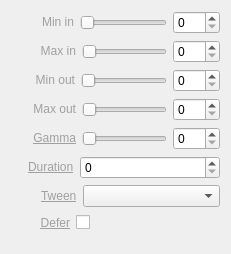
First picture: the form in trunk/Widgets/Inspector/InspectorLevelsWidget.ui, repository cambell-prince/casparcg-client, before the edit.
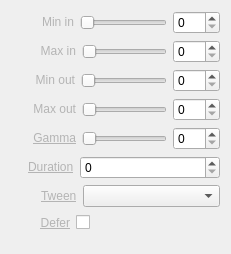
Second picture: the form after the edit.

What changed in the file:
```diff
--- a/trunk/Widgets/Inspector/InspectorLevelsWidget.ui
+++ b/trunk/Widgets/Inspector/InspectorLevelsWidget.ui
@@ -38,7 +38,7 @@
      <item>
       <widget class="QLabel" name="labelMinIn">
        <property name="text">
-        <string>&lt;a href=&quot;Min in&quot; style=&quot;color: #A0A0A0;&quot;&gt;Min in&lt;/a&gt;</string>
+        <string>&lt;a href=&quot;Min in&quot; style=&quot;color: #B4B4B4;&quot;&gt;Min in&lt;/a&gt;</string>
        </property>
        <property name="alignment">
         <set>Qt::AlignRight|Qt::AlignTrailing|Qt::AlignVCenter</set>
@@ -85,7 +85,7 @@
      <item>
       <widget class="QLabel" name="labelMaxIn">
        <property name="text">
-        <string>&lt;a href=&quot;Max in&quot; style=&quot;color: #A0A0A0;&quot;&gt;Max in&lt;/a&gt;</string>
+        <string>&lt;a href=&quot;Max in&quot; style=&quot;color: #B4B4B4;&quot;&gt;Max in&lt;/a&gt;</string>
        </property>
        <property name="alignment">
         <set>Qt::AlignRight|Qt::AlignTrailing|Qt::AlignVCenter</set>
@@ -132,7 +132,7 @@
      <item>
       <widget class="QLabel" name="labelMinOut">
        <property name="text">
-        <string>&lt;a href=&quot;Min out&quot; style=&quot;color: #A0A0A0;&quot;&gt;Min out&lt;/a&gt;</string>
+        <string>&lt;a href=&quot;Min out&quot; style=&quot;color: #B4B4B4;&quot;&gt;Min out&lt;/a&gt;</string>
        </property>
        <property name="alignment">
         <set>Qt::AlignRight|Qt::AlignTrailing|Qt::AlignVCenter</set>
@@ -179,7 +179,7 @@
      <item>
       <widget class="QLabel" name="labelMaxOut">
        <property name="text">
-        <string>&lt;a href=&quot;Max out&quot; style=&quot;color: #A0A0A0;&quot;&gt;Max out&lt;/a&gt;</string>
+        <string>&lt;a href=&quot;Max out&quot; style=&quot;color: #B4B4B4;&quot;&gt;Max out&lt;/a&gt;</string>
        </property>
        <property name="alignment">
         <set>Qt::AlignRight|Qt::AlignTrailing|Qt::AlignVCenter</set>
@@ -226,7 +226,7 @@
      <item>
       <widget class="QLabel" name="labelGamma">
        <property name="text">
-        <string>&lt;a href=&quot;Gamma&quot; style=&quot;color: #A0A0A0;&quot;&gt;Gamma&lt;/a&gt;</string>
+        <string>&lt;a href=&quot;Gamma&quot; style=&quot;color: #B4B4B4;&quot;&gt;Gamma&lt;/a&gt;</string>
        </property>
        <property name="alignment">
         <set>Qt::AlignRight|Qt::AlignTrailing|Qt::AlignVCenter</set>
@@ -273,7 +273,7 @@
      <item>
       <widget class="QLabel" name="labelDuration">
        <property name="text">
-        <string>&lt;a href=&quot;Duration&quot; style=&quot;color: #A0A0A0;&quot;&gt;Duration&lt;/a&gt;</string>
+        <string>&lt;a href=&quot;Duration&quot; style=&quot;color: #B4B4B4;&quot;&gt;Duration&lt;/a&gt;</string>
        </property>
       </widget>
      </item>
@@ -313,7 +313,7 @@
      <item>
       <widget class="QLabel" name="labelEasing">
        <property name="text">
-        <string>&lt;a href=&quot;Tween&quot; style=&quot;color: #A0A0A0;&quot;&gt;Tween&lt;/a&gt;</string>
+        <string>&lt;a href=&quot;Tween&quot; style=&quot;color: #B4B4B4;&quot;&gt;Tween&lt;/a&gt;</string>
        </property>
       </widget>
      </item>
@@ -350,7 +350,7 @@
      <item>
       <widget class="QLabel" name="labelDefer">
        <property name="text">
-        <string>&lt;a href=&quot;Defer&quot; style=&quot;color: #A0A0A0;&quot;&gt;Defer&lt;/a&gt;</string>
+        <string>&lt;a href=&quot;Defer&quot; style=&quot;color: #B4B4B4;&quot;&gt;Defer&lt;/a&gt;</string>
        </property>
        <property name="alignment">
         <set>Qt::AlignRight|Qt::AlignTrailing|Qt::AlignVCenter</set>
```
